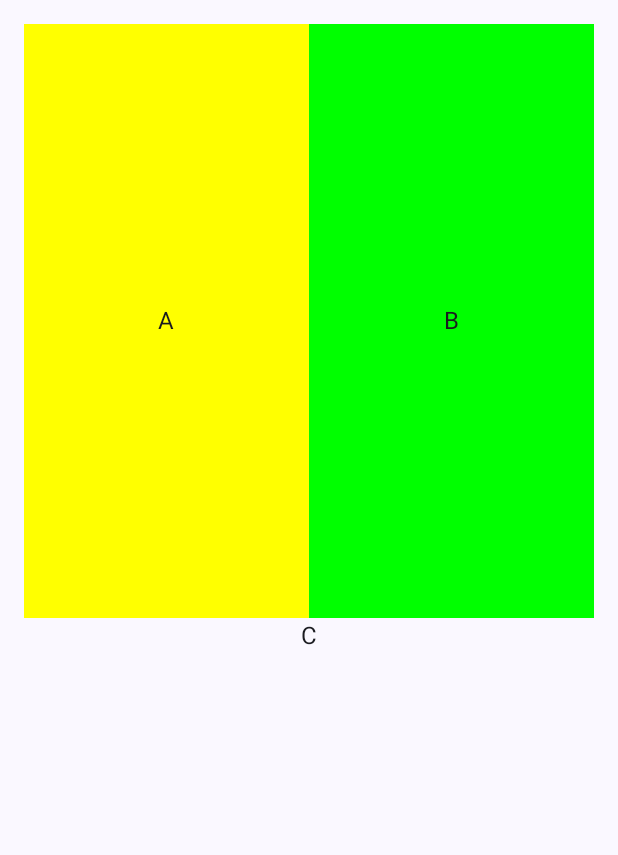
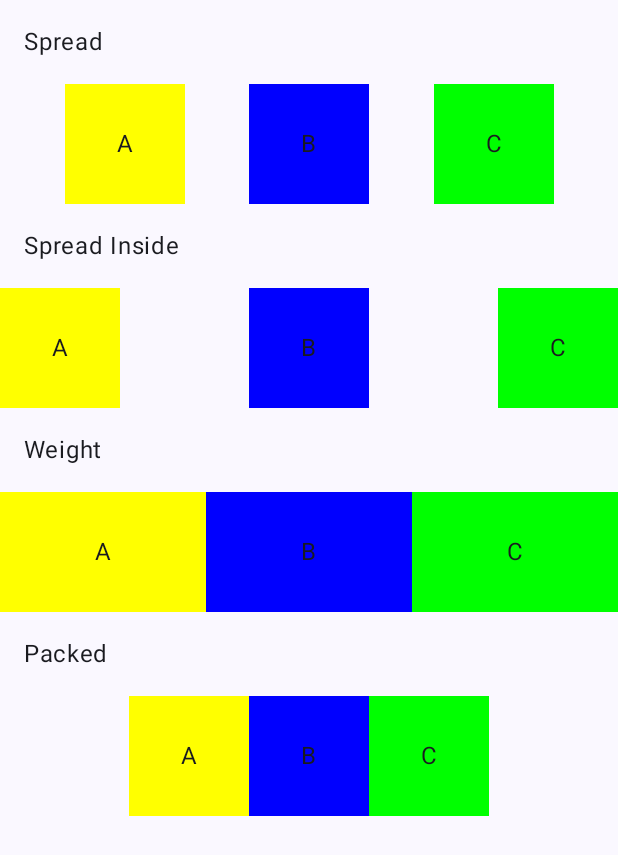
Before and after one commit to shwan26/constraintlayout, an Android app built with Jetpack Compose: the screen it shows after launch (MainActivity), on a phone screen of 412 x 824 dp. Shown: the top 855 px of the screen. Run offline under Robolectric (Android 15) with nearby library versions, the phone set to English and light mode, and no system bars; our stand-ins replace constraintlayout-compose; 3 statements that could not run were skipped.

Commit message:
Using spread

```diff
--- a/app/src/main/java/com/example/exercise9_1/MainActivity.kt
+++ b/app/src/main/java/com/example/exercise9_1/MainActivity.kt
@@ -25,6 +25,7 @@ import androidx.compose.ui.graphics.Color
 import androidx.compose.ui.tooling.preview.Preview
 import androidx.compose.ui.unit.dp
 import androidx.compose.ui.unit.sp
+import androidx.constraintlayout.compose.ChainStyle
 import androidx.constraintlayout.compose.ConstraintLayout
 import androidx.constraintlayout.compose.Dimension
 import com.example.exercise9_1.ui.theme.Exercise91Theme
@@ -36,7 +37,7 @@ class MainActivity : ComponentActivity() {
         setContent {
             Exercise91Theme {
                 Scaffold(modifier = Modifier.fillMaxSize()) { innerPadding ->
-                    Exercise2(
+                    Exercise3(
 
                         modifier = Modifier.padding(innerPadding)
                     )
@@ -111,12 +112,119 @@ fun Exercise2(modifier: Modifier) {
             bottom.linkTo(horizontalGuideLine)
         }.background(Color.Green).wrapContentSize(Alignment.Center))
         Text(text = "C", modifier = Modifier.constrainAs(textC) {
+            width = Dimension.fillToConstraints
+            height = Dimension.fillToConstraints
             start.linkTo(startGuideLine)
             end.linkTo(endGuideLine)
             top.linkTo(horizontalGuideLine)
-        })
+            bottom.linkTo(bottomGuideLine)
+        }.background(Color.Blue).wrapContentSize(Alignment.Center))
     }
 }
+
+@Composable
+fun Exercise3(modifier: Modifier) {
+    ConstraintLayout(modifier = modifier.fillMaxSize()) {
+        val(spreadTitle, spreadA, spreadB, spreadC,
+            spreadInsideTitle, spreadInsideA, spreadInsideB, spreadInsideC,
+            weightTitle, weightA, weightB, weightC,
+            packedTitle, packedA, packedB, packedC) = createRefs()
+        createHorizontalChain(spreadA,spreadB,spreadC, chainStyle = ChainStyle.Spread)
+
+        Text(text="Spread",
+            modifier = Modifier.constrainAs(spreadTitle){
+                top.linkTo(parent.top, 16.dp)
+                start.linkTo(parent.start, 16.dp)
+            })
+        Text(text="A",
+            modifier = Modifier.constrainAs(spreadA){
+                top.linkTo(spreadTitle.bottom, 16.dp)
+            }.size(80.dp).background(Color.Yellow).wrapContentSize(Alignment.Center))
+        Text(text="B",
+            modifier = Modifier.constrainAs(spreadB){
+                top.linkTo(spreadTitle.bottom, 16.dp)
+            }.size(80.dp).background(Color.Blue).wrapContentSize(Alignment.Center))
+        Text(text="C",
+            modifier = Modifier.constrainAs(spreadC){
+                top.linkTo(spreadTitle.bottom, 16.dp)
+            }.size(80.dp).background(Color.Green).wrapContentSize(Alignment.Center))
+
+        //spread Inside
+        createHorizontalChain(spreadInsideA,spreadInsideB,spreadInsideC,
+            chainStyle = ChainStyle.SpreadInside)
+        Text(text="Spread Inside",
+            modifier = Modifier.constrainAs(spreadInsideTitle){
+                top.linkTo(spreadA.bottom, 16.dp)
+                start.linkTo(parent.start, 16.dp)
+            })
+        Text(text="A",
+            modifier = Modifier.constrainAs(spreadInsideA){
+                top.linkTo(spreadInsideTitle.bottom, 16.dp)
+            }.size(80.dp).background(Color.Yellow).wrapContentSize(Alignment.Center))
+        Text(text="B",
+            modifier = Modifier.constrainAs(spreadInsideB){
+                top.linkTo(spreadInsideTitle.bottom, 16.dp)
+            }.size(80.dp).background(Color.Blue).wrapContentSize(Alignment.Center))
+        Text(text="C",
+            modifier = Modifier.constrainAs(spreadInsideC){
+                top.linkTo(spreadInsideTitle.bottom, 16.dp)
+            }.size(80.dp).background(Color.Green).wrapContentSize(Alignment.Center))
+
+        //spread with weight
+        createHorizontalChain(weightA,weightB,weightC,
+            chainStyle = ChainStyle.Spread)
+        Text(text="Weight",
+            modifier = Modifier.constrainAs(weightTitle){
+                top.linkTo(spreadInsideA.bottom, 16.dp)
+                start.linkTo(parent.start, 16.dp)
+            })
+        Text(text="A",
+            modifier = Modifier.constrainAs(weightA){
+                width = Dimension.fillToConstraints
+                horizontalChainWeight = 1f
+                top.linkTo(weightTitle.bottom, 16.dp)
+            }.size(80.dp).background(Color.Yellow).wrapContentSize(Alignment.Center))
+        Text(text="B",
+            modifier = Modifier.constrainAs(weightB){
+                width = Dimension.fillToConstraints
+                horizontalChainWeight = 2f
+                top.linkTo(weightTitle.bottom, 16.dp)
+            }.size(80.dp).background(Color.Blue).wrapContentSize(Alignment.Center))
+        Text(text="C",
+            modifier = Modifier.constrainAs(weightC){
+                width = Dimension.fillToConstraints
+                horizontalChainWeight = 3f
+                top.linkTo(weightTitle.bottom, 16.dp)
+            }.size(80.dp).background(Color.Green).wrapContentSize(Alignment.Center))
+
+        //spread with packed
+        createHorizontalChain(packedA,packedB,packedC,
+            chainStyle = ChainStyle.Packed)
+        Text(text="Packed",
+            modifier = Modifier.constrainAs(packedTitle){
+                top.linkTo(weightA.bottom, 16.dp)
+                start.linkTo(parent.start, 16.dp)
+            })
+        Text(text="A",
+            modifier = Modifier.constrainAs(packedA){
+
+                top.linkTo(packedTitle.bottom, 16.dp)
+            }.size(80.dp).background(Color.Yellow).wrapContentSize(Alignment.Center))
+        Text(text="B",
+            modifier = Modifier.constrainAs(packedB){
+
+                top.linkTo(packedTitle.bottom, 16.dp)
+            }.size(80.dp).background(Color.Blue).wrapContentSize(Alignment.Center))
+        Text(text="C",
+            modifier = Modifier.constrainAs(packedC){
+
+                top.linkTo(packedTitle.bottom, 16.dp)
+            }.size(80.dp).background(Color.Green).wrapContentSize(Alignment.Center))
+
+
+    }
+}
+
 
 @Preview(showBackground = true)
 @Composable
```
